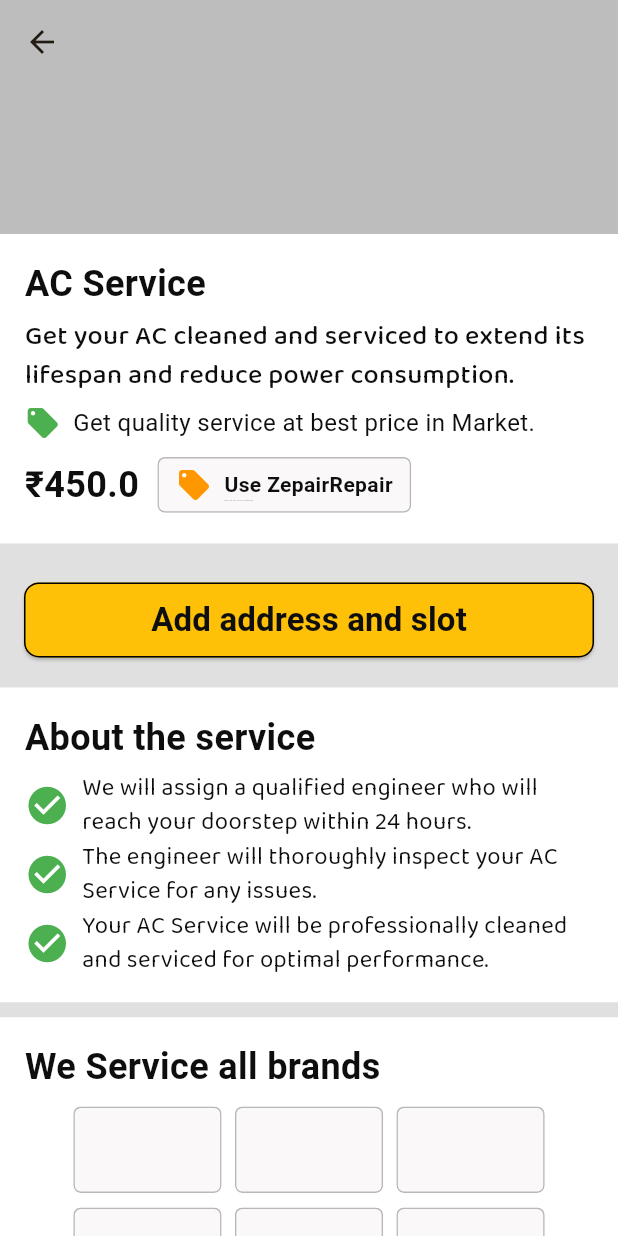
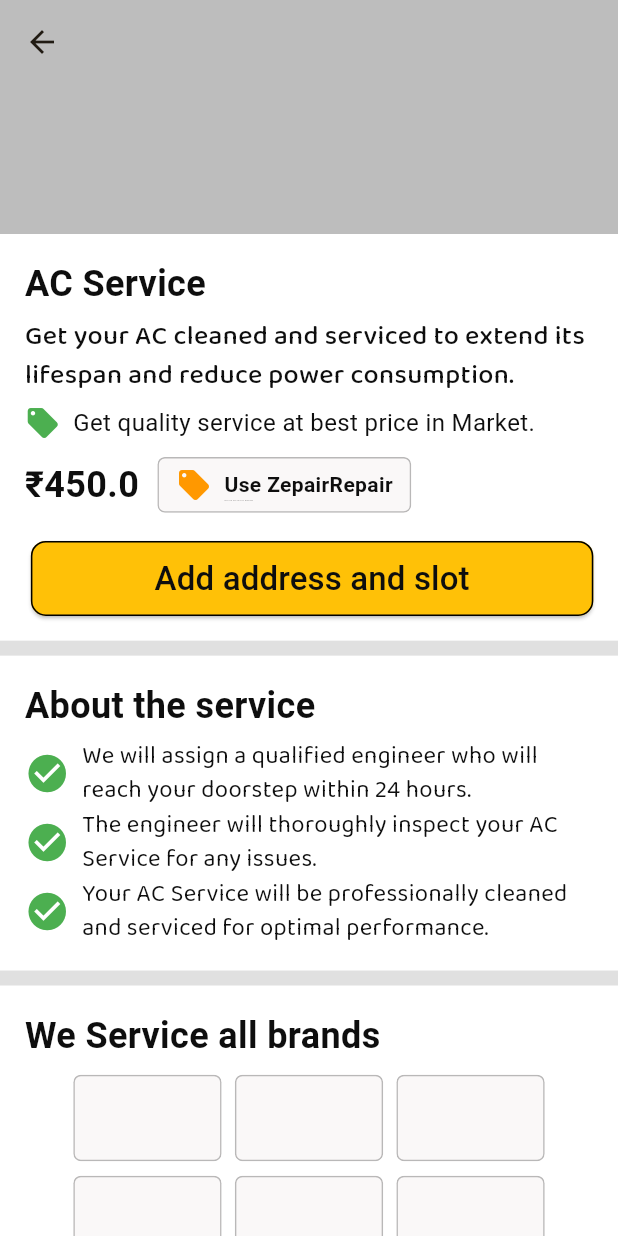
Before and after one commit to YesShubham01/zepair, a Flutter app: the ServiceDetailPage screen opened directly, on a phone screen of 412 x 824 dp. Run offline on Flutter 3.47's test engine with Material 3 defaults, Android fonts, the phone set to English and light mode, and no system bars; our stand-ins replace gap, lottie, pinput; missing offline and left inert: disclosure; Roboto replaces fonts that are missing (SF-Pro).

Commit message:
Service detail Page | Minor UI Improvements ✨

```diff
--- a/lib/modules/Home Pages/Support Widgets/service_grid.dart
+++ b/lib/modules/Home Pages/Support Widgets/service_grid.dart
@@ -1,13 +1,7 @@
-import 'dart:developer';
-
 import 'package:flutter/material.dart';
-import 'package:zepair/modules/Home%20Pages/Models/device_option_data_model.dart';
 import 'package:zepair/modules/Services/service_detail.dart';
-import 'package:zepair/utils/constants/colors.dart';
-import 'package:zepair/utils/constants/image_paths.dart';
 import 'package:zepair/utils/custom%20widgets/custom_outline_card_widget.dart';
 import 'package:zepair/utils/custom%20widgets/custom_text.dart';
-import 'package:flutter/material.dart';
 import 'package:zepair/utils/custom%20widgets/serviceEnum.dart';
 
 class ServiceGrid extends StatefulWidget {
--- a/lib/modules/Services/service_detail.dart
+++ b/lib/modules/Services/service_detail.dart
@@ -49,12 +49,14 @@ class _ServiceDetailPageState extends State<ServiceDetailPage> {
               color: Colors.grey[400],
             ),
             _serviceDetails(),
-            _addAddressButton(),
             _aboutService(),
             _brandService(),
             _zepairBenefits(),
-            _addAddressButton(),
-            Gap(h * 0.05),
+            Padding(
+              padding: EdgeInsets.symmetric(horizontal: w * 0.05),
+              child: _addAddressButton(),
+            ),
+            Gap(h * 0.1),
           ],
         ),
       ),
@@ -132,6 +134,7 @@ class _ServiceDetailPageState extends State<ServiceDetailPage> {
               ),
             ],
           ),
+          _addAddressButton(),
         ],
       ),
     );
@@ -273,7 +276,7 @@ class _ServiceDetailPageState extends State<ServiceDetailPage> {
 
   Widget _addAddressButton() {
     return Padding(
-      padding: const EdgeInsets.fromLTRB(16, 16, 16, 20),
+      padding: EdgeInsets.fromLTRB(w * 0.01, h * 0.018, 0, 0),
       child: ElevatedButton(
         style: ElevatedButton.styleFrom(
           backgroundColor: Colors.amber,
@@ -287,7 +290,7 @@ class _ServiceDetailPageState extends State<ServiceDetailPage> {
           text: "Add address and slot",
           size: 22,
           fontFamily: FontType.sfPro,
-          weight: FontWeight.bold,
+          weight: FontWeight.w500,
         ),
       ),
     );
```
